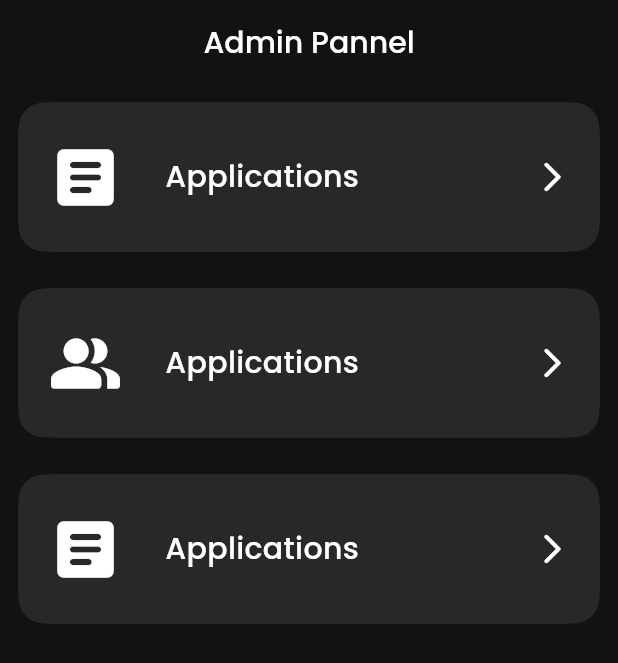
After one commit to manoharacharyaa/intrencity, a Flutter app: the AdminPannelPage screen opened by its route, on a phone screen of 412 x 824 dp. The commit adds this screen. Shown: the top 663 px of the screen. Run offline on Flutter 3.47's test engine with Material 3 defaults, Android fonts, the phone set to English and light mode, and no system bars; our stand-ins replace carousel_slider, cloud_firestore, country_picker, email_validator, file_picker, firebase_auth and 13 more; missing offline and left inert: another_dashed_container, currency_picker, flutter_pdfview; accounts and stored records are empty.

Commit message:
39. all_users_page for admin pannel

```diff
--- a/lib/main.dart
+++ b/lib/main.dart
@@ -11,6 +11,7 @@ import 'package:intrencity/providers/verification_provider.dart';
 import 'package:intrencity/routes/app_routes.dart';
 import 'package:intrencity/utils/theme.dart';
 import 'package:intrencity/home_page.dart';
+import 'package:intrencity/viewmodels/get_all_users_viewmodel.dart';
 import 'package:intrencity/views/auth/auth_page.dart';
 import 'package:intrencity/providers/auth_provider.dart';
 import 'package:intrencity/providers/validator_provider.dart';
@@ -43,6 +44,7 @@ class MainApp extends StatelessWidget {
         ChangeNotifierProvider(create: (context) => UsersProvider()),
         ChangeNotifierProvider(create: (context) => VerificationProvider()),
         ChangeNotifierProvider(create: (context) => SpaceAdminViewmodel()),
+        ChangeNotifierProvider(create: (context) => GetAllUsersViewmodel()),
         // ChangeNotifierProvider(create: (context) => UserProvider()),
       ],
       child: MaterialApp.router(
--- a/lib/routes/app_routes.dart
+++ b/lib/routes/app_routes.dart
@@ -2,7 +2,9 @@ import 'package:go_router/go_router.dart';
 import 'package:intrencity/home_page.dart';
 import 'package:intrencity/main.dart';
 import 'package:intrencity/models/parking_space_post_model.dart';
-import 'package:intrencity/views/admin/super_admin/admin_page.dart';
+import 'package:intrencity/views/admin/super_admin/admin_pannel_page.dart';
+import 'package:intrencity/views/admin/super_admin/pages/all_users_page.dart';
+import 'package:intrencity/views/admin/super_admin/pages/application_approval_page.dart';
 import 'package:intrencity/views/admin/parking_space_admin/admin_parking_page.dart';
 import 'package:intrencity/views/admin/parking_space_admin/my_spaces_page.dart';
 import 'package:intrencity/views/admin/parking_space_admin/tab_pages/bookings_tab.dart';
@@ -69,8 +71,12 @@ class AppRoutes {
         builder: (context, state) => const VerificationPage(),
       ),
       GoRoute(
-        path: '/admin-page',
-        builder: (context, state) => const AdminPage(),
+        path: '/admin-pannel-page',
+        builder: (context, state) => const AdminPannelPage(),
+      ),
+      GoRoute(
+        path: '/application-approval-page',
+        builder: (context, state) => const ApplicationApprovalPage(),
       ),
       GoRoute(
         path: '/parking-bookings-page',
@@ -100,6 +106,10 @@ class AppRoutes {
           );
         },
       ),
+      GoRoute(
+        path: '/all-users-page',
+        builder: (context, state) => const AllUsersPage(),
+      ),
     ],
   );
 }
--- /dev/null
+++ b/lib/viewmodels/get_all_users_viewmodel.dart
@@ -0,0 +1,31 @@
+import 'package:flutter/material.dart';
+import 'package:intrencity/models/user_profile_model.dart';
+import 'package:intrencity/services/get_all_users_services.dart';
+
+class GetAllUsersViewmodel extends ChangeNotifier {
+  GetAllUsersViewmodel() {
+    _fetchAllUsers();
+  }
+
+  bool _isLoading = false;
+  List<UserProfileModel> _users = [];
+  List<UserProfileModel> get users => _users;
+  bool get isLoading => _isLoading;
+
+  void _setIsLoading(bool loading) {
+    _isLoading = loading;
+    notifyListeners();
+  }
+
+  Future<void> _fetchAllUsers() async {
+    try {
+      _setIsLoading(true);
+      _users = await GetAllUsersServices.getAllUsers();
+      notifyListeners();
+      _setIsLoading(false);
+    } catch (e) {
+      debugPrint('_fetchAllUsers() $e');
+      _setIsLoading(false);
+    }
+  }
+}
--- /dev/null
+++ b/lib/views/admin/super_admin/admin_pannel_page.dart
@@ -0,0 +1,86 @@
+import 'package:flutter/material.dart';
+import 'package:go_router/go_router.dart';
+import 'package:intrencity/utils/colors.dart';
+import 'package:intrencity/widgets/smooth_container.dart';
+
+class AdminPannelPage extends StatefulWidget {
+  const AdminPannelPage({super.key});
+
+  @override
+  State<AdminPannelPage> createState() => _AdminPannelPageState();
+}
+
+class _AdminPannelPageState extends State<AdminPannelPage> {
+  @override
+  Widget build(BuildContext context) {
+    return Scaffold(
+      appBar: AppBar(
+        title: const Text('Admin Pannel'),
+      ),
+      body: SingleChildScrollView(
+        child: Column(
+          children: [
+            AdminPannelTile(
+              onTap: () => context.push('/application-approval-page'),
+              label: 'Applications',
+              icon: Icons.article_rounded,
+            ),
+            AdminPannelTile(
+              onTap: () => context.push('/all-users-page'),
+              label: 'Applications',
+              icon: Icons.people_alt_rounded,
+            ),
+            AdminPannelTile(
+              onTap: () => context.push('/application-approval-page'),
+              label: 'Applications',
+              icon: Icons.article_rounded,
+            ),
+          ],
+        ),
+      ),
+    );
+  }
+}
+
+class AdminPannelTile extends StatelessWidget {
+  const AdminPannelTile({
+    super.key,
+    this.label,
+    this.onTap,
+    this.icon,
+  });
+
+  final void Function()? onTap;
+  final String? label;
+  final IconData? icon;
+
+  @override
+  Widget build(BuildContext context) {
+    return SmoothContainer(
+      onTap: onTap,
+      height: 100,
+      width: double.infinity,
+      color: textFieldGrey,
+      padding: const EdgeInsets.all(12),
+      child: Row(
+        mainAxisAlignment: MainAxisAlignment.start,
+        spacing: 8,
+        children: [
+          Padding(
+            padding: const EdgeInsets.all(20),
+            child: Icon(
+              icon,
+              size: 50,
+            ),
+          ),
+          Text(label ?? ''),
+          const Spacer(),
+          const Padding(
+            padding: EdgeInsets.all(20),
+            child: Icon(Icons.arrow_forward_ios_rounded),
+          ),
+        ],
+      ),
+    );
+  }
+}
--- a/lib/views/user/parking_list_page.dart
+++ b/lib/views/user/parking_list_page.dart
@@ -102,7 +102,7 @@ class _ParkingListPageState extends State<ParkingListPage> {
                 const SizedBox(height: 8),
                 userProvider.user?.role == 1
                     ? CustomDrawerTile(
-                        onTap: () => context.push('/admin-page'),
+                        onTap: () => context.push('/admin-pannel-page'),
                         label: 'Admin Pannel',
                         icon: Icons.admin_panel_settings_rounded,
                       )
```
Also changed, not shown: lib/services/get_all_users_services.dart (added, +24 -0 lines), lib/views/admin/super_admin/pages/all_users_page.dart (added, +232 -0 lines), lib/views/admin/super_admin/pages/application_approval_page.dart (renamed from lib/views/admin/super_admin/admin_page.dart, +5 -4 lines), 4 other files.
